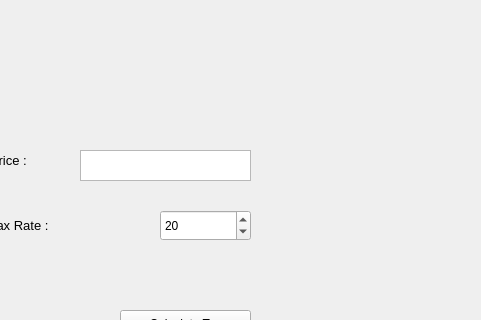
Before: the Qt Designer form 1.ui in shawonis08/Python-GUI, drawn with Qt 5; both pictures show x 110 to 591 and y 0 to 320 of the 800 by 600 pixel window.
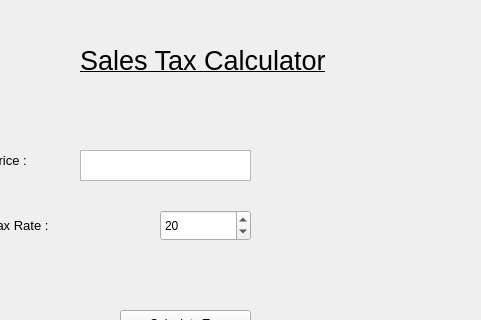
After: the same form once the commit is applied.

```diff
--- a/1.ui
+++ b/1.ui
@@ -96,6 +96,25 @@
      </rect>
     </property>
    </widget>
+   <widget class="QLabel" name="label">
+    <property name="geometry">
+     <rect>
+      <x>190</x>
+      <y>40</y>
+      <width>321</width>
+      <height>41</height>
+     </rect>
+    </property>
+    <property name="font">
+     <font>
+      <pointsize>20</pointsize>
+      <underline>true</underline>
+     </font>
+    </property>
+    <property name="text">
+     <string>Sales Tax Calculator</string>
+    </property>
+   </widget>
   </widget>
   <widget class="QMenuBar" name="menubar">
    <property name="geometry">
```
